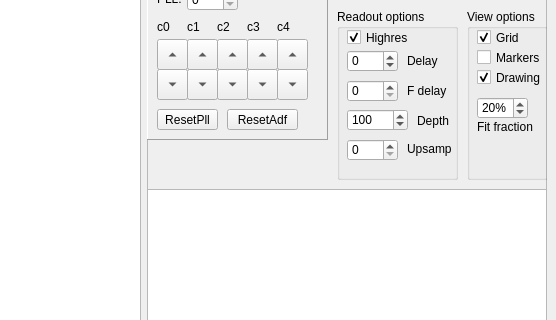
Old version of the form software/HaasoscopePro.ui in the repository drandyhaas/HaasoscopePro; both pictures show x 656 to 1212 and y 399 to 719 of the 1212 by 800 pixel window.
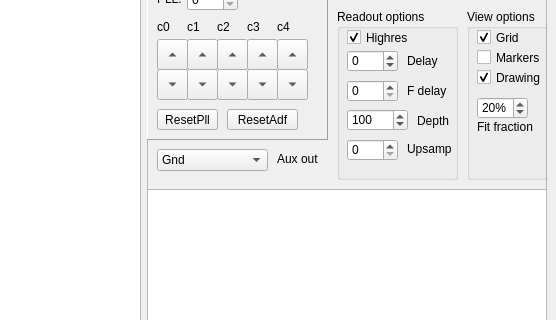
New version of the form. Custom widgets are drawn as their Qt base class.

Commit message: More auxout options, now a combo box Max multi-board ext trig echo delay 127, for timing closure

```diff
--- a/software/HaasoscopePro.ui
+++ b/software/HaasoscopePro.ui
@@ -1819,6 +1819,63 @@
         </property>
        </widget>
       </widget>
+      <widget class="QComboBox" name="Auxout_comboBox">
+       <property name="geometry">
+        <rect>
+         <x>10</x>
+         <y>520</y>
+         <width>111</width>
+         <height>22</height>
+        </rect>
+       </property>
+       <property name="currentText">
+        <string>Gnd</string>
+       </property>
+       <property name="currentIndex">
+        <number>0</number>
+       </property>
+       <property name="maxVisibleItems">
+        <number>10</number>
+       </property>
+       <item>
+        <property name="text">
+         <string>Gnd</string>
+        </property>
+       </item>
+       <item>
+        <property name="text">
+         <string>Trigger</string>
+        </property>
+       </item>
+       <item>
+        <property name="text">
+         <string>Square</string>
+        </property>
+       </item>
+       <item>
+        <property name="text">
+         <string>Clock</string>
+        </property>
+       </item>
+      </widget>
+      <widget class="QLabel" name="label_22">
+       <property name="geometry">
+        <rect>
+         <x>130</x>
+         <y>520</y>
+         <width>47</width>
+         <height>20</height>
+        </rect>
+       </property>
+       <property name="font">
+        <font>
+         <family>Arial</family>
+        </font>
+       </property>
+       <property name="text">
+        <string>Aux out</string>
+       </property>
+      </widget>
      </widget>
     </item>
    </layout>
```
Left out of the diff: 37 changed lines with no effect on the pictures. The commit also changes 23 other files.
